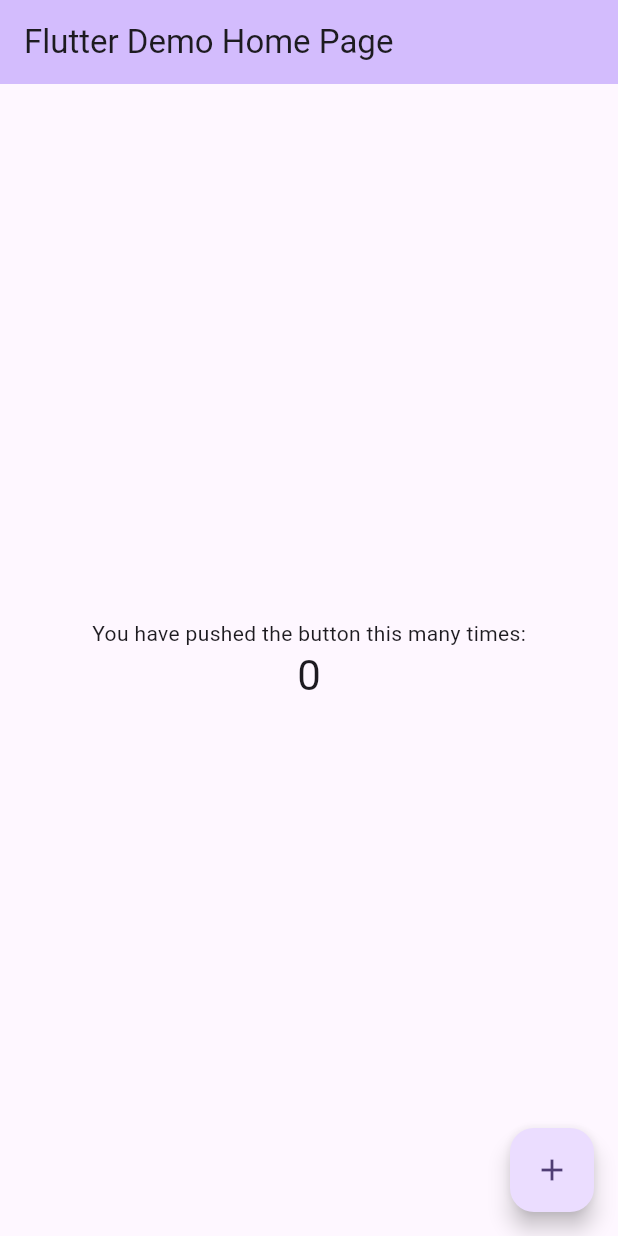
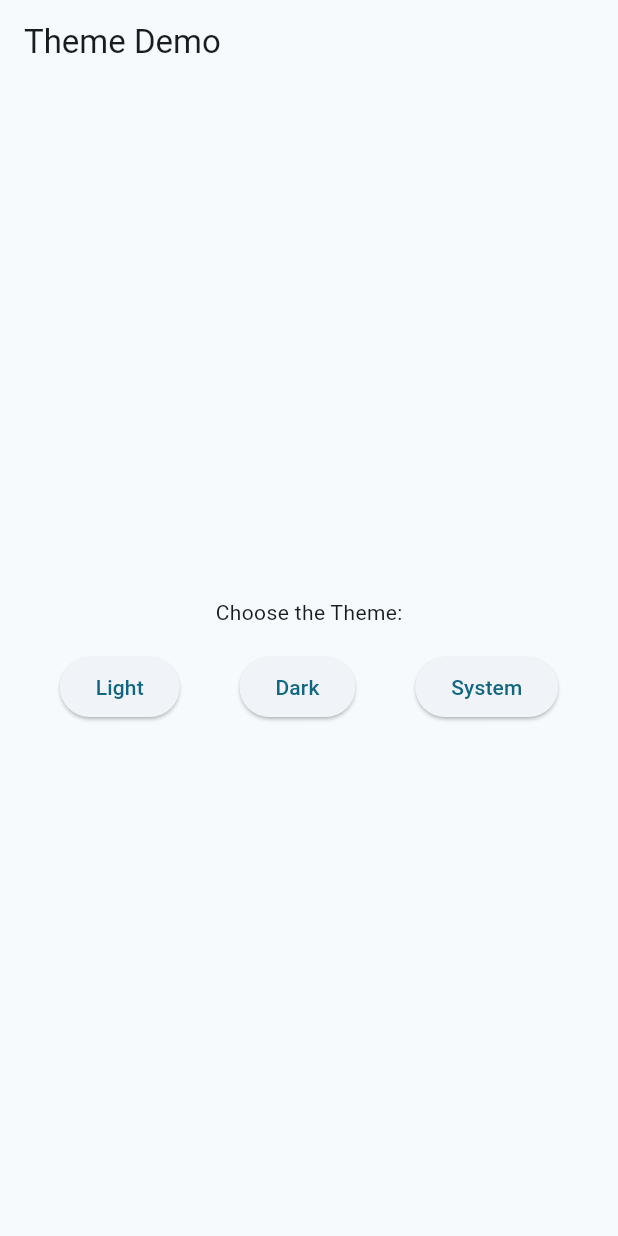
Before and after one commit to itachiispapi/digital_pet_app, a Flutter app: the screen it shows after launch, on a phone screen of 412 x 824 dp. Run offline on Flutter 3.47's test engine with Material 3 defaults, Android fonts, the phone set to English and light mode, and no system bars.

Commit message:
Themes template pasted

```diff
--- a/lib/main.dart
+++ b/lib/main.dart
@@ -1,122 +1,66 @@
 import 'package:flutter/material.dart';
 
 void main() {
-  runApp(const MyApp());
+  runApp(const RunMyApp());
 }
 
-class MyApp extends StatelessWidget {
-  const MyApp({super.key});
+class RunMyApp extends StatefulWidget {
+  const RunMyApp({super.key});
 
-  // This widget is the root of your application.
   @override
-  Widget build(BuildContext context) {
-    return MaterialApp(
-      title: 'Flutter Demo',
-      theme: ThemeData(
-        // This is the theme of your application.
-        //
-        // TRY THIS: Try running your application with "flutter run". You'll see
-        // the application has a purple toolbar. Then, without quitting the app,
-        // try changing the seedColor in the colorScheme below to Colors.green
-        // and then invoke "hot reload" (save your changes or press the "hot
-        // reload" button in a Flutter-supported IDE, or press "r" if you used
-        // the command line to start the app).
-        //
-        // Notice that the counter didn't reset back to zero; the application
-        // state is not lost during the reload. To reset the state, use hot
-        // restart instead.
-        //
-        // This works for code too, not just values: Most code changes can be
-        // tested with just a hot reload.
-        colorScheme: ColorScheme.fromSeed(seedColor: Colors.deepPurple),
-      ),
-      home: const MyHomePage(title: 'Flutter Demo Home Page'),
-    );
-  }
+  State<RunMyApp> createState() => _RunMyAppState();
 }
 
-class MyHomePage extends StatefulWidget {
-  const MyHomePage({super.key, required this.title});
+class _RunMyAppState extends State<RunMyApp> {
+  ThemeMode _themeMode = ThemeMode.system;
 
-  // This widget is the home page of your application. It is stateful, meaning
-  // that it has a State object (defined below) that contains fields that affect
-  // how it looks.
-
-  // This class is the configuration for the state. It holds the values (in this
-  // case the title) provided by the parent (in this case the App widget) and
-  // used by the build method of the State. Fields in a Widget subclass are
-  // always marked "final".
-
-  final String title;
-
-  @override
-  State<MyHomePage> createState() => _MyHomePageState();
-}
-
-class _MyHomePageState extends State<MyHomePage> {
-  int _counter = 0;
-
-  void _incrementCounter() {
+  void changeTheme(ThemeMode themeMode) {
     setState(() {
-      // This call to setState tells the Flutter framework that something has
-      // changed in this State, which causes it to rerun the build method below
-      // so that the display can reflect the updated values. If we changed
-      // _counter without calling setState(), then the build method would not be
-      // called again, and so nothing would appear to happen.
-      _counter++;
+      _themeMode = themeMode;
     });
   }
 
   @override
   Widget build(BuildContext context) {
-    // This method is rerun every time setState is called, for instance as done
-    // by the _incrementCounter method above.
-    //
-    // The Flutter framework has been optimized to make rerunning build methods
-    // fast, so that you can just rebuild anything that needs updating rather
-    // than having to individually change instances of widgets.
-    return Scaffold(
+    return MaterialApp(
+      theme: ThemeData(
+        useMaterial3: true,
+        colorScheme: ColorScheme.fromSeed(seedColor: Colors.blueGrey),
+      ),
+      darkTheme: ThemeData.dark(useMaterial3: true),
+      themeMode: _themeMode,
+      debugShowCheckedModeBanner: false,
+      home: Scaffold(
         appBar: AppBar(
-        // TRY THIS: Try changing the color here to a specific color (to
-        // Colors.amber, perhaps?) and trigger a hot reload to see the AppBar
-        // change color while the other colors stay the same.
-        backgroundColor: Theme.of(context).colorScheme.inversePrimary,
-        // Here we take the value from the MyHomePage object that was created by
-        // the App.build method, and use it to set our appbar title.
-        title: Text(widget.title),
+          title: const Text('Theme Demo'),
         ),
         body: Center(
-        // Center is a layout widget. It takes a single child and positions it
-        // in the middle of the parent.
           child: Column(
-          // Column is also a layout widget. It takes a list of children and
-          // arranges them vertically. By default, it sizes itself to fit its
-          // children horizontally, and tries to be as tall as its parent.
-          //
-          // Column has various properties to control how it sizes itself and
-          // how it positions its children. Here we use mainAxisAlignment to
-          // center the children vertically; the main axis here is the vertical
-          // axis because Columns are vertical (the cross axis would be
-          // horizontal).
-          //
-          // TRY THIS: Invoke "debug painting" (choose the "Toggle Debug Paint"
-          // action in the IDE, or press "p" in the console), to see the
-          // wireframe for each widget.
             mainAxisAlignment: MainAxisAlignment.center,
-          children: <Widget>[
-            const Text('You have pushed the button this many times:'),
-            Text(
-              '$_counter',
-              style: Theme.of(context).textTheme.headlineMedium,
+            children: [
+              const Text('Choose the Theme:'),
+              const SizedBox(height: 16),
+              Row(
+                mainAxisAlignment: MainAxisAlignment.spaceEvenly,
+                children: [
+                  ElevatedButton(
+                    onPressed: () => changeTheme(ThemeMode.light),
+                    child: const Text('Light'),
+                  ),
+                  ElevatedButton(
+                    onPressed: () => changeTheme(ThemeMode.dark),
+                    child: const Text('Dark'),
+                  ),
+                  ElevatedButton(
+                    onPressed: () => changeTheme(ThemeMode.system),
+                    child: const Text('System'),
+                  ),
+                ],
               ),
             ],
           ),
         ),
-      floatingActionButton: FloatingActionButton(
-        onPressed: _incrementCounter,
-        tooltip: 'Increment',
-        child: const Icon(Icons.add),
-      ), // This trailing comma makes auto-formatting nicer for build methods.
+      ),
     );
   }
 }
```
Lines whose indentation alone changed are shown as unchanged.
